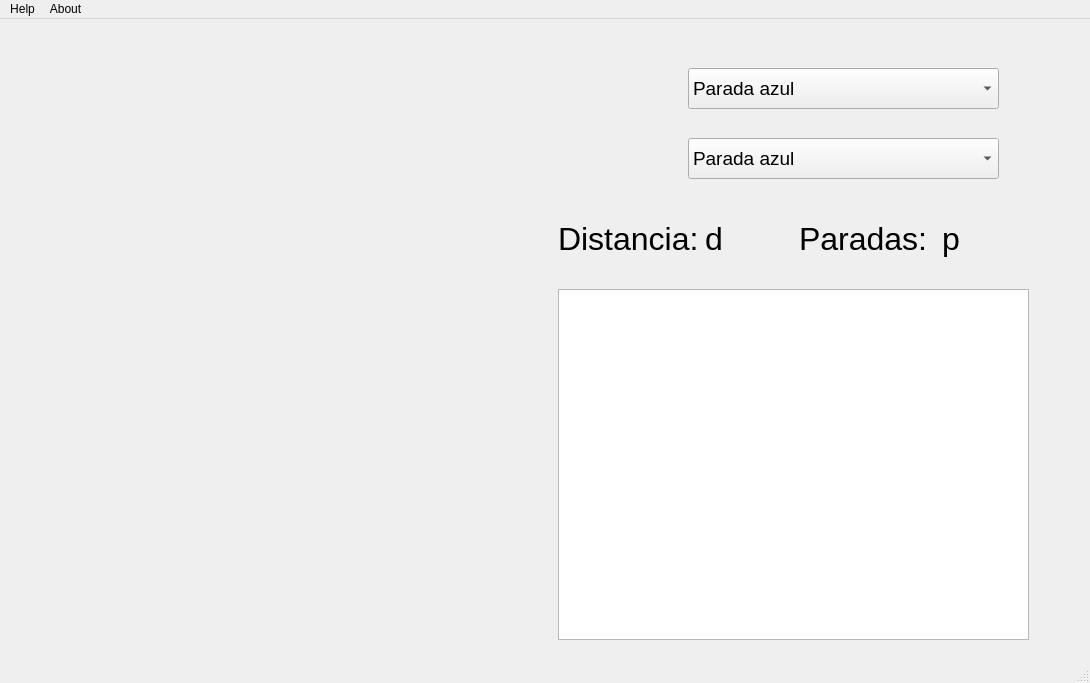
First picture: the form in ui-xiao/main.ui, repository Daniel-Tomas/A-Star-algorithm-and-GUI-in-Python, before the edit.
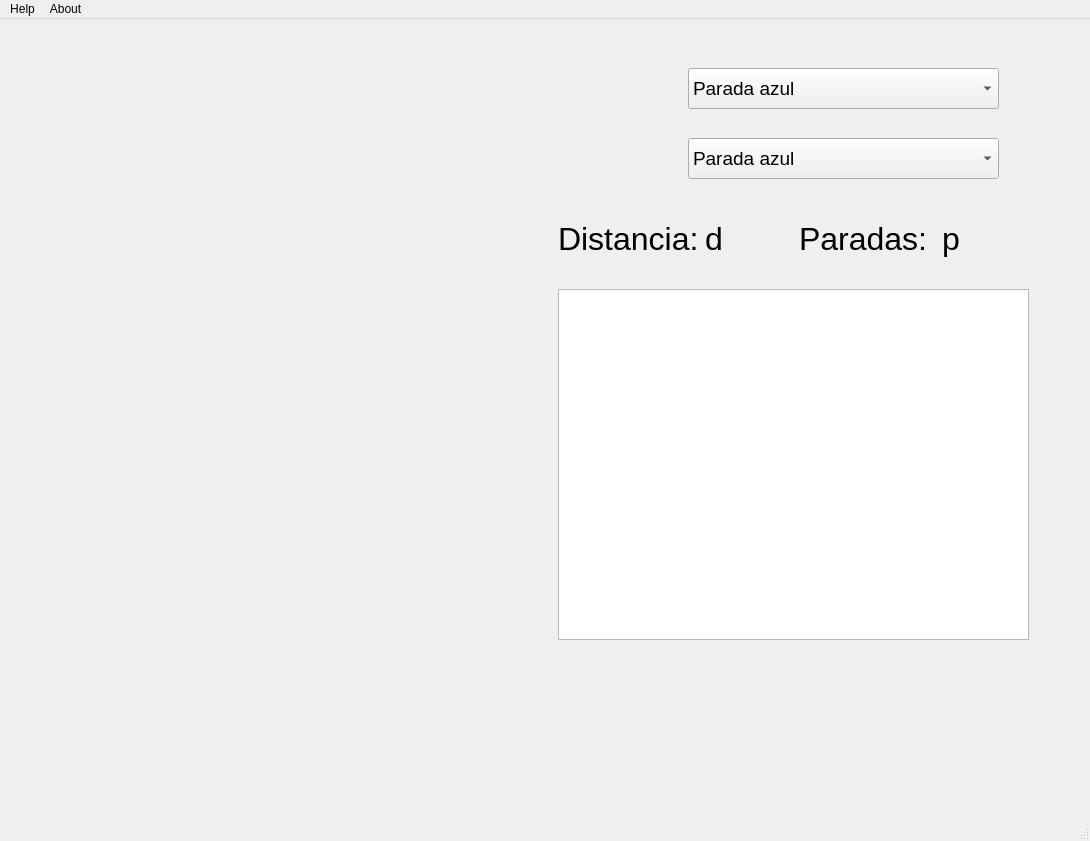
Second picture: the form after the edit. Icons and pictures are not drawn.

Patch:
```diff
--- a/ui-xiao/main.ui
+++ b/ui-xiao/main.ui
@@ -7,7 +7,7 @@
     <x>0</x>
     <y>0</y>
     <width>1090</width>
-    <height>683</height>
+    <height>841</height>
    </rect>
   </property>
   <property name="minimumSize">
```
Left out of the diff: 2 changed lines with no effect on the pictures.
